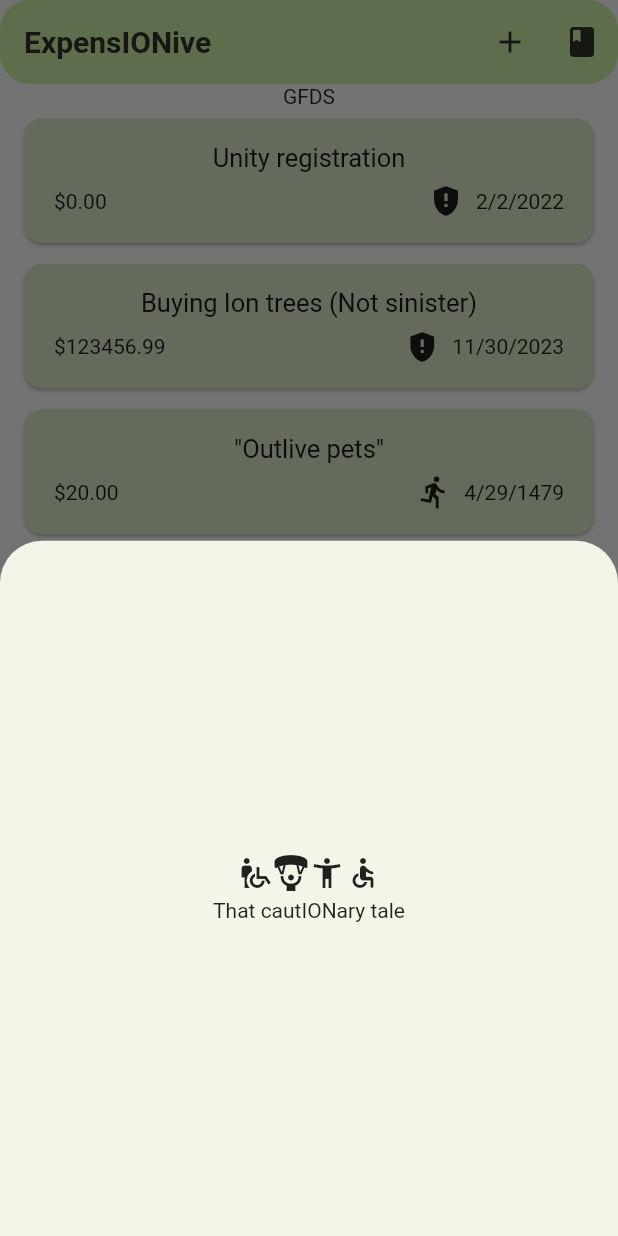
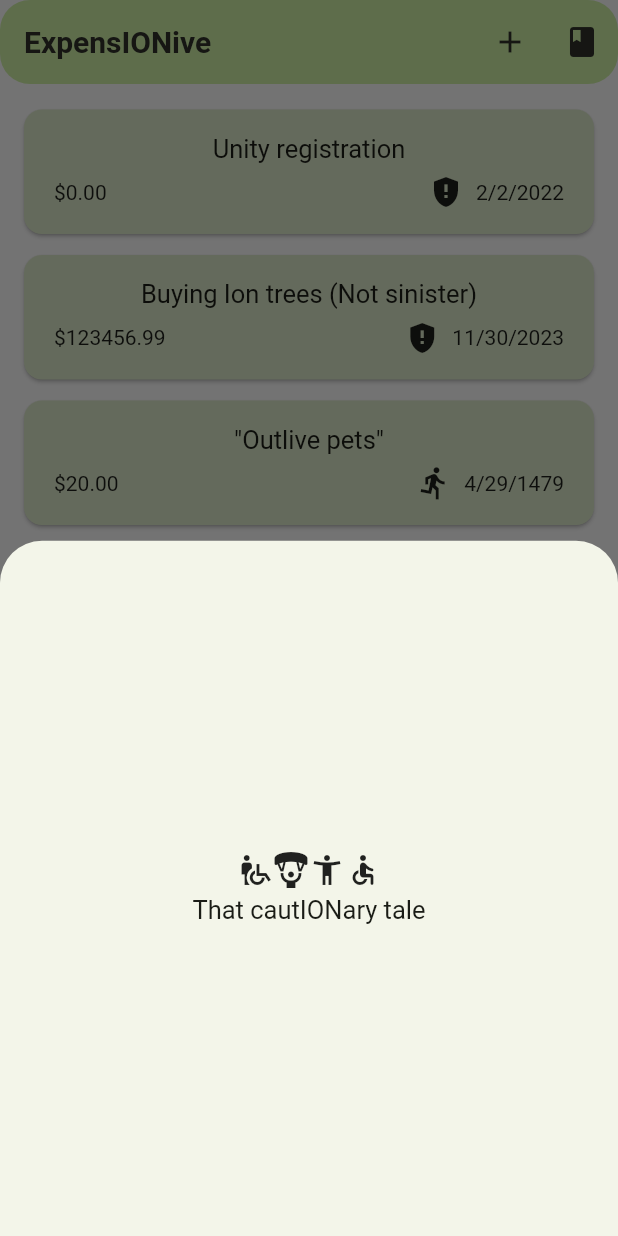
Before and after one commit to swirynjt/expensionive, a Flutter app: the screen it shows after launch, after a tap on the "book" icon, on a phone screen of 412 x 824 dp. Run offline on Flutter 3.47's test engine with Material 2 defaults, Android fonts, the phone set to English and light mode, and no system bars; Roboto replaces fonts that are missing (newrocker).

Commit message:
11-30-23

```diff
--- a/lib/expensionive.dart
+++ b/lib/expensionive.dart
@@ -59,10 +59,10 @@ class _ExpensioniveState extends State<Expensionive> {
     ScaffoldMessenger.of(context).clearSnackBars();
     ScaffoldMessenger.of(context).showSnackBar(
       SnackBar(
-        content: Text('Isn\'t keep track of'),
-        duration: Duration(seconds: 2),
+        content: const Text('Isn\'t keep track of'),
+        duration: const Duration(seconds: 2),
         action: SnackBarAction(
-          label: 'Undo',
+          label: 'Doin\'t',
           onPressed: () {
             setState(() {
             _registeredExpenses.insert(expenseIndex, expense);
@@ -78,12 +78,12 @@ class _ExpensioniveState extends State<Expensionive> {
     showModalBottomSheet(
         context: context,
         builder: (ctx) {
-          return const Expanded(
+          return Expanded(
               child: Center(
                   child: Column(
             mainAxisAlignment: MainAxisAlignment.center,
             children: [
-              Row(
+              const Row(
                 mainAxisAlignment: MainAxisAlignment.center,
                 children: [
                   Icon(Icons.wheelchair_pickup),
@@ -92,10 +92,10 @@ class _ExpensioniveState extends State<Expensionive> {
                   Icon(Icons.accessible_rounded),
                 ],
               ),
-              SizedBox(
+              const SizedBox(
                 height: 5,
               ),
-              Text('That cautIONary tale')
+              Text('That cautIONary tale', style: Theme.of(context).textTheme.displayMedium,)
             ],
           )));
         });
@@ -129,7 +129,7 @@ class _ExpensioniveState extends State<Expensionive> {
       ),
       body: Column(
         children: [
-          const Text('GFDS'),
+          const SizedBox(height: 10,),
           Expanded(child: mainContent),
         ],
       ),
--- a/lib/main.dart
+++ b/lib/main.dart
@@ -2,10 +2,39 @@ import 'package:flutter/material.dart';
 import 'expensionive.dart';
 
 var kColorScheme = ColorScheme.fromSeed(seedColor: Colors.lightGreenAccent);
+var kDarkColorScheme =
+    ColorScheme.fromSeed(seedColor: const Color.fromARGB(255, 26, 24, 24));
 
 void main() {
   runApp(
     MaterialApp(
+      darkTheme: ThemeData.dark().copyWith(
+        useMaterial3: true,
+        colorScheme: kDarkColorScheme,
+         appBarTheme: const AppBarTheme().copyWith(
+          backgroundColor: kDarkColorScheme.onBackground,
+          foregroundColor: kDarkColorScheme.background,
+          shape: const RoundedRectangleBorder(
+              borderRadius: BorderRadius.all(Radius.circular(20))),
+        ),
+        cardTheme: const CardTheme().copyWith(
+          color: kDarkColorScheme.secondaryContainer,
+          margin: const EdgeInsets.symmetric(horizontal: 16, vertical: 7),
+        ),
+        textTheme: ThemeData().textTheme.copyWith(
+              titleLarge: const TextStyle(
+                fontWeight: FontWeight.bold,
+              ),
+              displayMedium: TextStyle(
+                fontWeight: FontWeight.bold,
+                fontFamily: 'fred',
+                fontSize: 20,
+                color: kColorScheme.onSurface,
+              ),
+            ),
+        iconTheme: ThemeData().iconTheme.copyWith(color: kDarkColorScheme.error),
+        bottomSheetTheme: ThemeData().bottomSheetTheme.copyWith(backgroundColor: kDarkColorScheme.inverseSurface)
+      ),
       theme: ThemeData().copyWith(
         useMaterial3: true,
         colorScheme: kColorScheme,
@@ -34,6 +63,7 @@ void main() {
               color: kColorScheme.onBackground,
             )),
       ),
+      themeMode: ThemeMode.system,
       home: const Expensionive(),
     ),
   );
--- a/lib/widgets/expenses_list/expenses_list.dart
+++ b/lib/widgets/expenses_list/expenses_list.dart
@@ -1,3 +1,5 @@
+import 'dart:math';
+
 import 'package:expensionive/widgets/expense_item.dart';
 import 'package:flutter/material.dart';
 import 'package:expensionive/models/expense.dart';
@@ -14,6 +16,15 @@ class ExpensesList extends StatelessWidget {
     return ListView.builder(
       itemCount: expenses.length,
       itemBuilder: (ctx, index) => Dismissible(
+        background: Container(
+          color: Color.fromARGB(
+            255,
+            Random().nextInt(256),
+            Random().nextInt(256),
+            Random().nextInt(256),
+          ),
+          margin: Theme.of(context).cardTheme.margin,
+        ),
         key: ValueKey(expenses[index]),
         onDismissed: (direction) {
           onRemoveExpense(expenses[index]);
```
Also changed, not shown: lib/models/expense.dart (+22 -0 lines), pubspec.yaml (+9 -0 lines), lib/fonts/Butcherman-Regular.ttf (added), lib/fonts/FrederickatheGreat-Regular.ttf (added), lib/fonts/Monoton-Regular.ttf (added), lib/widgets/chart/chart.dart (added), lib/widgets/chart/chart_bar.dart (added).
